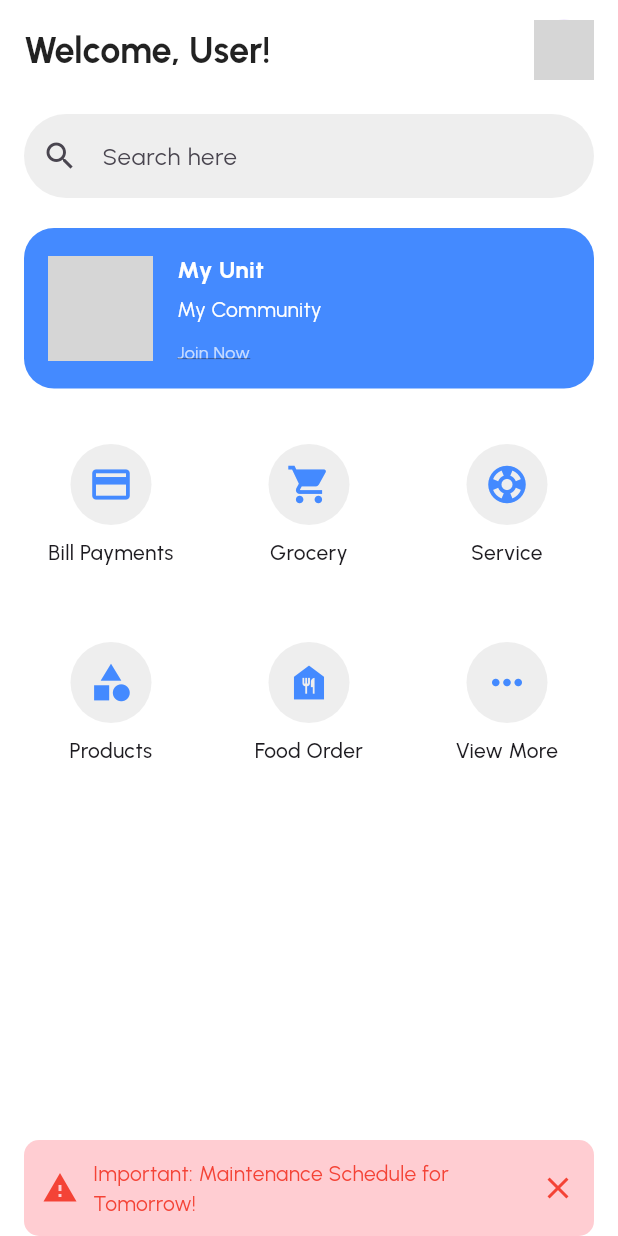
After one commit to HariPrasath-mv/Flutter-test, a Flutter app: the screen it shows after launch, on a phone screen of 412 x 824 dp. The commit adds this screen. Run offline on Flutter 3.47's test engine with Material 3 defaults, Android fonts, the phone set to English and light mode, and no system bars; network calls fail; grey boxes are pictures that could not be loaded.

Commit message:
home page added

```diff
--- /dev/null
+++ b/sample_project/lib/home_page.dart
@@ -0,0 +1,180 @@
+import 'package:flutter/material.dart';
+
+class HomePage extends StatelessWidget {
+  const HomePage({super.key});
+
+  @override
+  Widget build(BuildContext context) {
+    return Scaffold(
+      backgroundColor: Colors.white,
+      appBar: AppBar(
+        backgroundColor: Colors.white,
+        elevation: 0,
+        title: const Padding(
+          padding: EdgeInsets.only(top: 10),
+          child: Row(
+            mainAxisAlignment: MainAxisAlignment.spaceBetween,
+            children: [
+              Text(
+                "Welcome, User!",
+                style: TextStyle(
+                  fontFamily: 'Urbanist',
+                  fontSize: 24,
+                  fontWeight: FontWeight.bold,
+                  color: Colors.black87,
+                ),
+              ),
+              CircleAvatar(
+                radius: 20,
+                backgroundImage: NetworkImage(
+                    'https://i.pravatar.cc/300'), // Replace with user profile picture
+              ),
+            ],
+          ),
+        ),
+      ),
+      body: Padding(
+        padding: const EdgeInsets.symmetric(horizontal: 16),
+        child: Column(
+          crossAxisAlignment: CrossAxisAlignment.start,
+          children: [
+            const SizedBox(height: 20),
+            // Search Bar
+            TextField(
+              decoration: InputDecoration(
+                hintText: "Search here",
+                prefixIcon: const Icon(Icons.search),
+                border: OutlineInputBorder(
+                  borderRadius: BorderRadius.circular(30),
+                  borderSide: BorderSide.none,
+                ),
+                filled: true,
+                fillColor: Colors.grey[200],
+              ),
+            ),
+            const SizedBox(height: 20),
+            // Community Card
+            Container(
+              padding: const EdgeInsets.all(16),
+              decoration: BoxDecoration(
+                color: Colors.blueAccent,
+                borderRadius: BorderRadius.circular(20),
+              ),
+              child: Row(
+                children: [
+                  // Image
+                  ClipRRect(
+                    borderRadius: BorderRadius.circular(15),
+                    child: Image.network(
+                      'https://via.placeholder.com/150', // Replace with actual image URL
+                      width: 70,
+                      height: 70,
+                      fit: BoxFit.cover,
+                    ),
+                  ),
+                  const SizedBox(width: 16),
+                  // Text
+                  const Column(
+                    crossAxisAlignment: CrossAxisAlignment.start,
+                    children: [
+                      Text(
+                        "My Unit",
+                        style: TextStyle(
+                          color: Colors.white,
+                          fontWeight: FontWeight.bold,
+                          fontSize: 16,
+                        ),
+                      ),
+                      SizedBox(height: 5),
+                      Text(
+                        "My Community",
+                        style: TextStyle(
+                          color: Colors.white,
+                          fontSize: 14,
+                        ),
+                      ),
+                      SizedBox(height: 10),
+                      Text(
+                        "Join Now",
+                        style: TextStyle(
+                          color: Colors.white70,
+                          fontSize: 12,
+                          decoration: TextDecoration.underline,
+                        ),
+                      ),
+                    ],
+                  )
+                ],
+              ),
+            ),
+            const SizedBox(height: 20),
+            // Grid Menu
+            Expanded(
+              child: GridView.count(
+                crossAxisCount: 3,
+                crossAxisSpacing: 16,
+                mainAxisSpacing: 16,
+                children: [
+                  _buildMenuItem(Icons.payment, "Bill Payments"),
+                  _buildMenuItem(Icons.shopping_cart, "Grocery"),
+                  _buildMenuItem(Icons.support, "Service"),
+                  _buildMenuItem(Icons.category, "Products"),
+                  _buildMenuItem(Icons.food_bank, "Food Order"),
+                  _buildMenuItem(Icons.more_horiz, "View More"),
+                ],
+              ),
+            ),
+            const SizedBox(height: 10),
+            // Notification Bar
+            Container(
+              padding: const EdgeInsets.all(12),
+              decoration: BoxDecoration(
+                color: Colors.red.shade100,
+                borderRadius: BorderRadius.circular(10),
+              ),
+              child: const Row(
+                children: [
+                  Icon(Icons.warning, color: Colors.red),
+                  SizedBox(width: 10),
+                  Expanded(
+                    child: Text(
+                      "Important: Maintenance Schedule for Tomorrow!",
+                      style: TextStyle(color: Colors.red),
+                    ),
+                  ),
+                  Icon(Icons.close, color: Colors.red),
+                ],
+              ),
+            ),
+          ],
+        ),
+      ),
+    );
+  }
+
+  // Helper Method for Menu Items
+  Widget _buildMenuItem(IconData icon, String label) {
+    return Column(
+      mainAxisAlignment: MainAxisAlignment.center,
+      children: [
+        Container(
+          padding: const EdgeInsets.all(12),
+          decoration: BoxDecoration(
+            color: Colors.grey[200],
+            shape: BoxShape.circle,
+          ),
+          child: Icon(icon, size: 30, color: Colors.blueAccent),
+        ),
+        const SizedBox(height: 8),
+        Text(
+          label,
+          style: const TextStyle(
+            fontSize: 14,
+            fontWeight: FontWeight.w500,
+          ),
+          textAlign: TextAlign.center,
+        ),
+      ],
+    );
+  }
+}
--- a/sample_project/lib/main.dart
+++ b/sample_project/lib/main.dart
@@ -1,5 +1,5 @@
 import 'package:flutter/material.dart';
-import 'login.dart';
+import 'home_page.dart';
 
 void main() {
   runApp(const MyApp());
@@ -15,11 +15,11 @@ class MyApp extends StatelessWidget {
       theme: ThemeData(
         fontFamily: 'Urbanist',
         textTheme: const TextTheme(
-          bodyLarge: TextStyle(fontFamily: 'Urbanist', fontWeight: FontWeight.w700),
-          bodyMedium: TextStyle(fontFamily: 'Urbanist', fontWeight: FontWeight.w500),
+          displayLarge: TextStyle(fontWeight: FontWeight.bold),
+          bodyLarge: TextStyle(fontWeight: FontWeight.normal),
         ),
       ),
-      home: const LoginPage(),
+      home: const HomePage(),
     );
   }
 }
```
